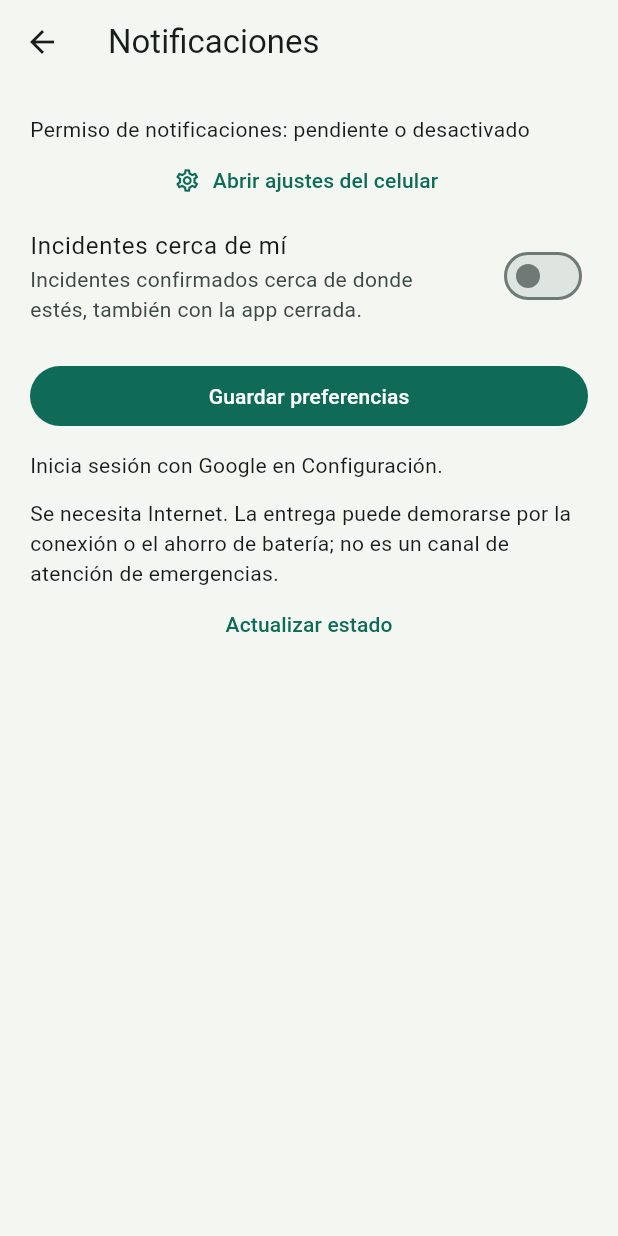
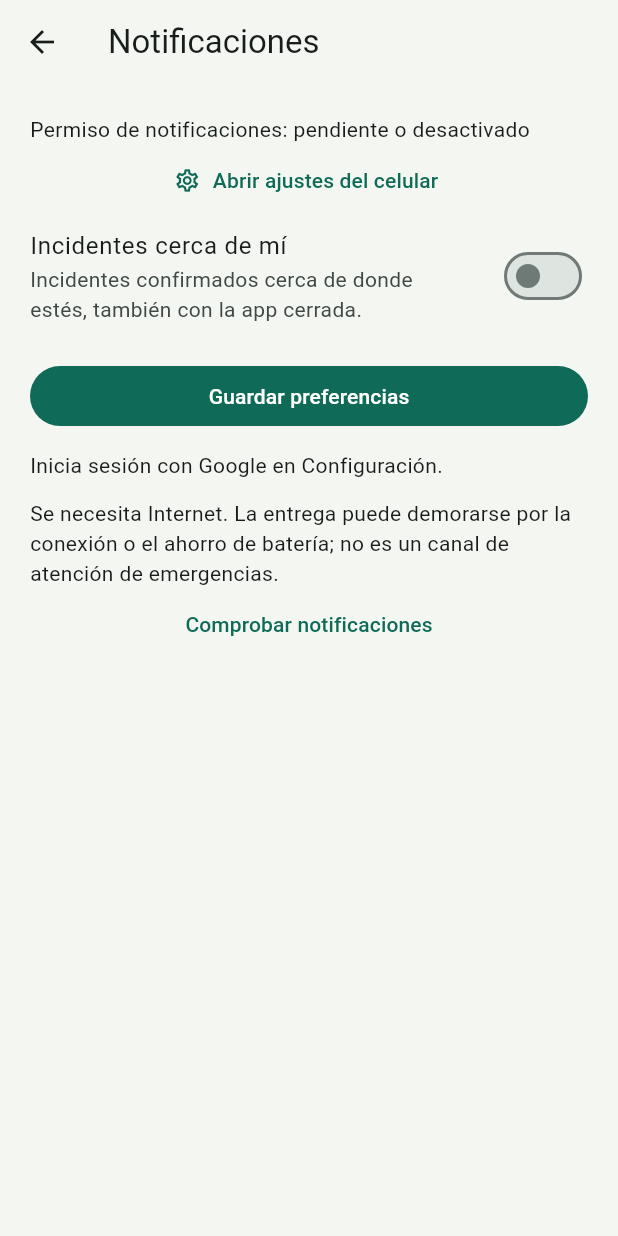
Before and after one commit to GuzmanAlv/App-Trujillo-360, a Flutter app: the screen it shows after launch, item 3 of the bottom bar chosen, after a tap on "Notificaciones", on a phone screen of 412 x 824 dp. Run offline on Flutter 3.47's test engine with Material 3 defaults, Android fonts, the phone set to English and light mode, and no system bars; our stand-ins replace firebase_auth, firebase_core, firebase_messaging, geolocator, google_maps_flutter, google_sign_in and 2 more; accounts and stored records are empty.

Commit message:
Actualiza guía y claridad de notificaciones

```diff
--- a/lib/app.dart
+++ b/lib/app.dart
@@ -343,7 +343,7 @@ class _HomePageState extends State<HomePage> with WidgetsBindingObserver {
       ListTile(
         leading: const Icon(Icons.notifications_outlined),
         title: const Text('Notificaciones'),
-        subtitle: const Text('Permisos, mi zona y avisos fuera de la app.'),
+        subtitle: const Text('Permisos y avisos según tu ubicación actual.'),
         trailing: const Icon(Icons.chevron_right),
         onTap: () => Navigator.push<void>(
           context,
--- a/lib/ui/notification_settings.dart
+++ b/lib/ui/notification_settings.dart
@@ -222,7 +222,7 @@ class _NotificationSettingsState extends State<NotificationSettings>
                 ),
                 TextButton(
                   onPressed: push.busy ? null : load,
-                  child: const Text('Actualizar estado'),
+                  child: const Text('Comprobar notificaciones'),
                 ),
               ],
             ),
```
Also changed, not shown: 4 other files.
